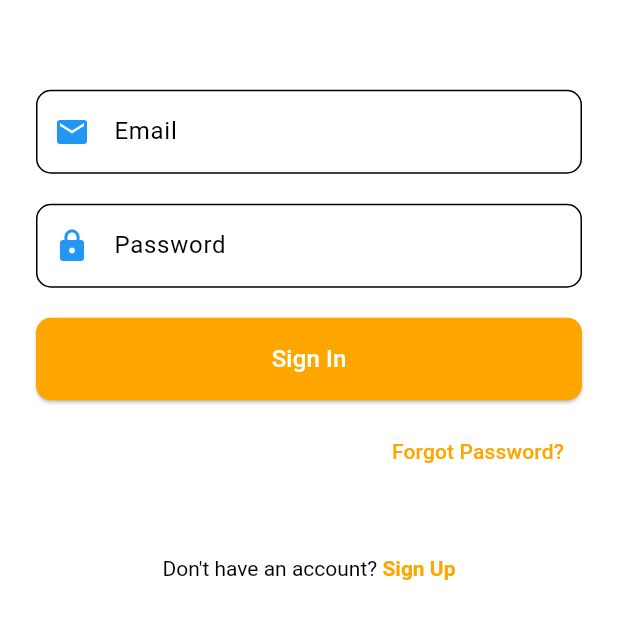
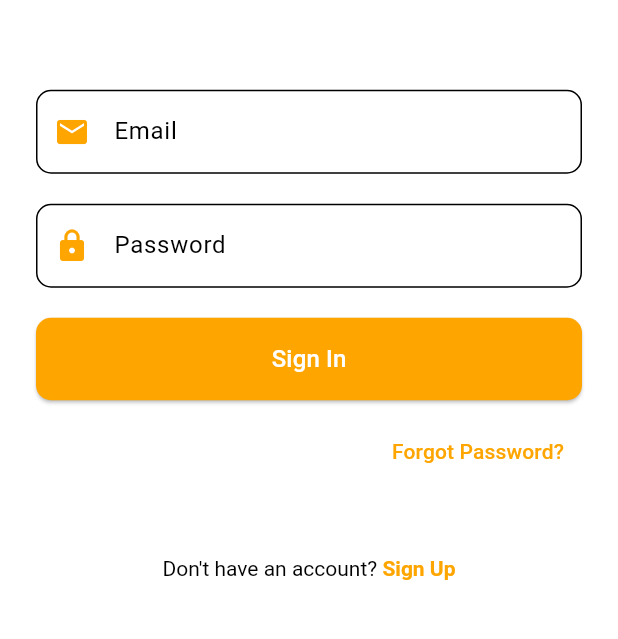
Before and after one commit to lobnaelnisr/Roomie-Radar, a Flutter app: the screen it shows after launch, on a phone screen of 412 x 824 dp, the part 346-985 px from its top. Run offline on Flutter 3.47's test engine with Material 3 defaults, Android fonts, the phone set to English and light mode, and no system bars; our stand-ins replace cloud_firestore, firebase_auth, firebase_core, firebase_storage, image_picker; accounts and stored records are empty.

Commit message:
Update CustomTextField to use appPrimaryColor for prefix icon

```diff
--- a/lib/views/authentication/components/custom_text_field.dart
+++ b/lib/views/authentication/components/custom_text_field.dart
@@ -1,4 +1,5 @@
 import 'package:flutter/material.dart';
+import 'package:roomie_radar/utils/app_colors.dart';
 
 class CustomTextField extends StatelessWidget {
   final TextEditingController controller;
@@ -28,7 +29,7 @@ class CustomTextField extends StatelessWidget {
         ),
         contentPadding:
             const EdgeInsets.symmetric(vertical: 16.0, horizontal: 12.0),
-        prefixIcon: Icon(icon, color: Colors.blue), // Customize icon color
+        prefixIcon: Icon(icon, color: appPrimaryColor), // Customize icon color
       ),
       validator: validator,
     );
```
